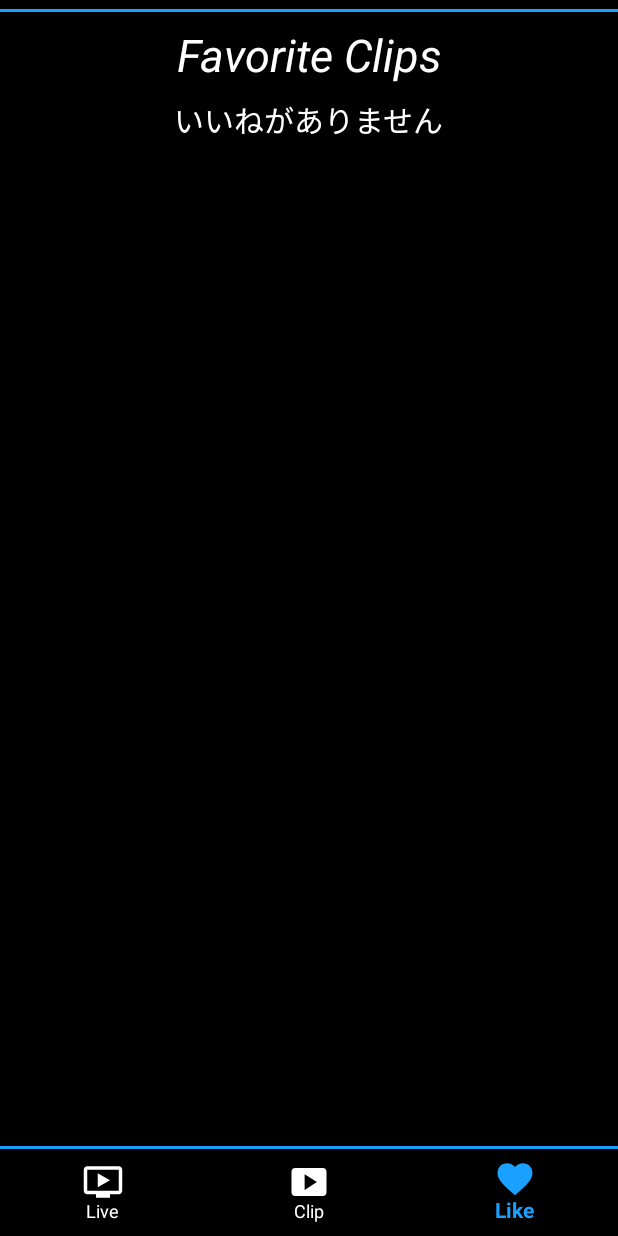
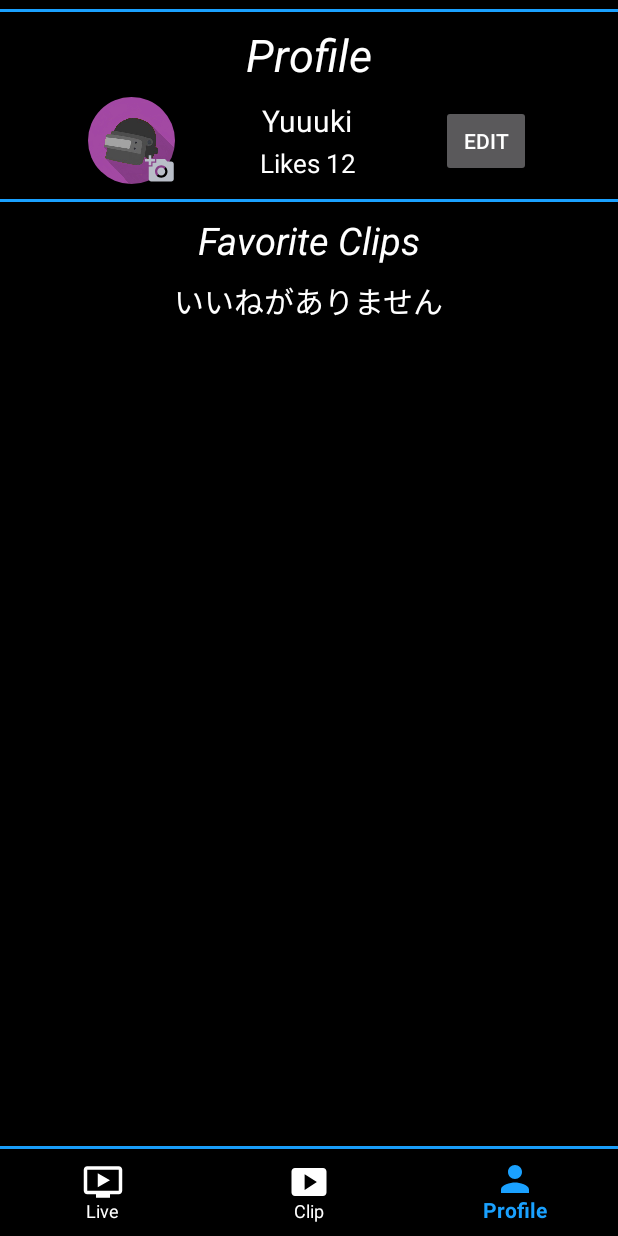
Before and after one commit to rikuyu/TwitchApp, an Android app: the FavoriteFragment screen opened through its navigation route, on a phone screen of 412 x 824 dp. Run offline under Robolectric (Android 15) with nearby library versions, the phone set to English and light mode, and no system bars; our stand-ins replace Room's generated code, navigation-ui; pictures from the network do not load; 3 statements that could not run were skipped.

Commit message:
プロフィールのレイアウトの作成

```diff
--- a/app/src/main/java/com/example/twitchapp/ui/fragments/FavoriteFragment.kt
+++ b/app/src/main/java/com/example/twitchapp/ui/fragments/FavoriteFragment.kt
@@ -1,12 +1,14 @@
 package com.example.twitchapp.ui.fragments
 
 import android.content.Intent
+import android.graphics.Outline
 import android.net.Uri
 import android.os.Bundle
 import androidx.fragment.app.Fragment
 import android.view.LayoutInflater
 import android.view.View
 import android.view.ViewGroup
+import android.view.ViewOutlineProvider
 import androidx.lifecycle.Observer
 import androidx.recyclerview.widget.LinearLayoutManager
 import com.example.twitchapp.R
@@ -37,6 +39,10 @@ class FavoriteFragment : Fragment(R.layout.fragment_favorite) {
 
     override fun onViewCreated(view: View, savedInstanceState: Bundle?) {
         super.onViewCreated(view, savedInstanceState)
+
+        // 左上のゲームアイコンを円形にする
+        binding.avatarImg.outlineProvider = clipOutlineProvider
+        binding.avatarImg.clipToOutline = true
 
         mainViewModel = (activity as MainActivity).mainViewModel
         mainViewModel.getFavoriteClips()
@@ -78,6 +84,17 @@ class FavoriteFragment : Fragment(R.layout.fragment_favorite) {
         _binding = null
     }
 
+    // 左上のゲームアイコンを円形にする
+    private val clipOutlineProvider = object : ViewOutlineProvider() {
+        override fun getOutline(view: View, outline: Outline) {
+            outline.setOval(
+                0,
+                0,
+                view.width,
+                view.height
+            )
+        }
+    }
     private fun setupRecyclerView(){
         favoriteAdapter = FavoriteAdapter(requireContext())
         binding.favoriteRecyclerView.layoutManager =
--- /dev/null
+++ b/app/src/main/res/drawable/ic_change_avatar.xml
@@ -0,0 +1,5 @@
+<vector android:height="24dp" android:tint="#B9BEC8"
+    android:viewportHeight="24" android:viewportWidth="24"
+    android:width="24dp" xmlns:android="http://schemas.android.com/apk/res/android">
+    <path android:fillColor="@android:color/white" android:pathData="M3,4V1h2v3h3v2H5v3H3V6H0V4H3zM6,10V7h3V4h7l1.83,2H21c1.1,0 2,0.9 2,2v12c0,1.1 -0.9,2 -2,2H5c-1.1,0 -2,-0.9 -2,-2V10H6zM13,19c2.76,0 5,-2.24 5,-5s-2.24,-5 -5,-5s-5,2.24 -5,5S10.24,19 13,19zM9.8,14c0,1.77 1.43,3.2 3.2,3.2s3.2,-1.43 3.2,-3.2s-1.43,-3.2 -3.2,-3.2S9.8,12.23 9.8,14z"/>
+</vector>
--- /dev/null
+++ b/app/src/main/res/drawable/ic_edit_name.xml
@@ -0,0 +1,5 @@
+<vector android:height="24dp" android:tint="#B9BEC8"
+    android:viewportHeight="24" android:viewportWidth="24"
+    android:width="24dp" xmlns:android="http://schemas.android.com/apk/res/android">
+    <path android:fillColor="@android:color/white" android:pathData="M22,24H2v-4h20V24zM13.06,5.19l3.75,3.75L7.75,18H4v-3.75L13.06,5.19zM17.88,7.87l-3.75,-3.75l1.83,-1.83c0.39,-0.39 1.02,-0.39 1.41,0l2.34,2.34c0.39,0.39 0.39,1.02 0,1.41L17.88,7.87z"/>
+</vector>
--- /dev/null
+++ b/app/src/main/res/drawable/ic_profile.xml
@@ -0,0 +1,5 @@
+<vector android:height="24dp" android:tint="#B9BEC8"
+    android:viewportHeight="24" android:viewportWidth="24"
+    android:width="24dp" xmlns:android="http://schemas.android.com/apk/res/android">
+    <path android:fillColor="@android:color/white" android:pathData="M12,12c2.21,0 4,-1.79 4,-4s-1.79,-4 -4,-4 -4,1.79 -4,4 1.79,4 4,4zM12,14c-2.67,0 -8,1.34 -8,4v2h16v-2c0,-2.66 -5.33,-4 -8,-4z"/>
+</vector>
--- a/app/src/main/res/layout/fragment_clip.xml
+++ b/app/src/main/res/layout/fragment_clip.xml
@@ -23,7 +23,7 @@
             android:id="@+id/menu_game"
             android:layout_width="fill_parent"
             android:layout_height="wrap_content"
-            app:layout_constraintBottom_toTopOf="@+id/midium_line"
+            app:layout_constraintBottom_toTopOf="@+id/medium_line"
             app:layout_constraintLeft_toLeftOf="parent"
             app:layout_constraintTop_toBottomOf="@+id/top_line">
 
@@ -174,7 +174,7 @@
         </HorizontalScrollView>
 
         <View
-            android:id="@+id/midium_line"
+            android:id="@+id/medium_line"
             android:layout_width="fill_parent"
             android:layout_height="2dp"
             android:layout_marginTop="6dp"
@@ -188,13 +188,13 @@
             android:layout_width="wrap_content"
             android:layout_height="wrap_content"
             android:layout_marginTop="8dp"
-            android:text="Popular Clips"
+            android:text="@string/clip_fragment_title"
             android:textColor="@color/white"
             android:textSize="30sp"
             android:textStyle="italic"
             app:layout_constraintLeft_toLeftOf="parent"
             app:layout_constraintRight_toRightOf="parent"
-            app:layout_constraintTop_toBottomOf="@+id/midium_line" />
+            app:layout_constraintTop_toBottomOf="@+id/medium_line" />
 
         <androidx.recyclerview.widget.RecyclerView
             android:id="@+id/clip_recycler_view"
--- a/app/src/main/res/layout/fragment_favorite.xml
+++ b/app/src/main/res/layout/fragment_favorite.xml
@@ -11,7 +11,7 @@
         android:layout_height="match_parent">
 
         <View
-            android:id="@+id/midium_line"
+            android:id="@+id/top_line"
             android:layout_width="fill_parent"
             android:layout_height="2dp"
             android:layout_marginTop="6dp"
@@ -21,17 +21,95 @@
             app:layout_constraintTop_toTopOf="parent" />
 
         <TextView
+            android:id="@+id/profile_title"
+            android:layout_width="wrap_content"
+            android:layout_height="wrap_content"
+            android:layout_marginTop="8dp"
+            android:text="@string/profile_title"
+            android:textColor="@color/white"
+            android:textSize="30sp"
+            android:textStyle="italic"
+            app:layout_constraintLeft_toLeftOf="parent"
+            app:layout_constraintRight_toRightOf="parent"
+            app:layout_constraintTop_toBottomOf="@+id/top_line" />
+
+        <ImageView
+            android:id="@+id/avatar_img"
+            android:layout_width="58dp"
+            android:layout_height="58dp"
+            android:layout_marginTop="8dp"
+            android:contentDescription="@string/image_desc"
+            android:src="@drawable/avatar"
+            app:layout_constraintLeft_toLeftOf="parent"
+            app:layout_constraintRight_toLeftOf="@id/my_name"
+            app:layout_constraintTop_toBottomOf="@+id/profile_title" />
+
+        <ImageView
+            android:id="@+id/edit_avater"
+            android:layout_width="20dp"
+            android:layout_height="20dp"
+            android:layout_marginLeft="8dp"
+            android:contentDescription="@string/image_desc"
+            android:src="@drawable/ic_change_avatar"
+            app:layout_constraintBottom_toBottomOf="@+id/avatar_img"
+            app:layout_constraintRight_toRightOf="@+id/avatar_img" />
+
+        <TextView
+            android:id="@+id/my_name"
+            android:layout_width="wrap_content"
+            android:layout_height="wrap_content"
+            android:text="Yuuuki"
+            android:textColor="@color/white"
+            android:textSize="20sp"
+            app:layout_constraintBottom_toTopOf="@+id/num_likes"
+            app:layout_constraintLeft_toRightOf="@+id/avatar_img"
+            app:layout_constraintRight_toLeftOf="@+id/btn_edit"
+            app:layout_constraintTop_toTopOf="@+id/avatar_img" />
+
+        <TextView
+            android:id="@+id/num_likes"
+            android:layout_width="wrap_content"
+            android:layout_height="wrap_content"
+            android:text="Likes 12"
+            android:textColor="@color/white"
+            android:textSize="17sp"
+            app:layout_constraintBottom_toBottomOf="@+id/avatar_img"
+            app:layout_constraintLeft_toRightOf="@+id/avatar_img"
+            app:layout_constraintRight_toLeftOf="@+id/btn_edit"
+            app:layout_constraintTop_toBottomOf="@+id/my_name" />
+
+        <Button
+            android:layout_width="60dp"
+            android:layout_height="wrap_content"
+            android:text="edit"
+            android:id="@+id/btn_edit"
+            app:layout_constraintRight_toRightOf="parent"
+            app:layout_constraintTop_toTopOf="@+id/avatar_img"
+            app:layout_constraintBottom_toBottomOf="@+id/avatar_img"
+            app:layout_constraintLeft_toRightOf="@+id/my_name"
+            />
+
+        <View
+            android:id="@+id/medium_line"
+            android:layout_width="fill_parent"
+            android:layout_height="2dp"
+            android:layout_marginTop="10dp"
+            android:background="@color/theme"
+            app:layout_constraintLeft_toLeftOf="parent"
+            app:layout_constraintTop_toBottomOf="@+id/avatar_img" />
+
+        <TextView
             android:id="@+id/favorite_title"
             android:layout_width="wrap_content"
             android:layout_height="wrap_content"
             android:layout_marginTop="8dp"
             android:text="@string/favorite_fragment_title"
             android:textColor="@color/white"
-            android:textSize="30sp"
+            android:textSize="25sp"
             android:textStyle="italic"
             app:layout_constraintLeft_toLeftOf="parent"
             app:layout_constraintRight_toRightOf="parent"
-            app:layout_constraintTop_toBottomOf="@+id/midium_line" />
+            app:layout_constraintTop_toBottomOf="@+id/medium_line" />
 
         <TextView
             android:id="@+id/empty_mag"
@@ -51,8 +129,7 @@
             android:layout_width="match_parent"
             android:layout_height="wrap_content"
             app:layout_constraintLeft_toLeftOf="parent"
-            app:layout_constraintTop_toBottomOf="@+id/favorite_title"
-            />
+            app:layout_constraintTop_toBottomOf="@+id/favorite_title" />
 
         <ProgressBar
             android:id="@+id/progressbar"
--- a/app/src/main/res/layout/fragment_stream.xml
+++ b/app/src/main/res/layout/fragment_stream.xml
@@ -23,7 +23,7 @@
             android:id="@+id/menu_game"
             android:layout_width="fill_parent"
             android:layout_height="wrap_content"
-            app:layout_constraintBottom_toTopOf="@+id/midium_line"
+            app:layout_constraintBottom_toTopOf="@+id/medium_line"
             app:layout_constraintLeft_toLeftOf="parent"
             app:layout_constraintTop_toBottomOf="@+id/top_line">
 
@@ -174,7 +174,7 @@
         </HorizontalScrollView>
 
         <View
-            android:id="@+id/midium_line"
+            android:id="@+id/medium_line"
             android:layout_width="fill_parent"
             android:layout_height="2dp"
             android:layout_marginTop="6dp"
@@ -194,7 +194,7 @@
             android:textStyle="italic"
             app:layout_constraintLeft_toLeftOf="parent"
             app:layout_constraintRight_toRightOf="parent"
-            app:layout_constraintTop_toBottomOf="@+id/midium_line" />
+            app:layout_constraintTop_toBottomOf="@+id/medium_line" />
 
         <androidx.swiperefreshlayout.widget.SwipeRefreshLayout
             android:id="@+id/swipe_refresh"
--- a/app/src/main/res/menu/bottom_menu.xml
+++ b/app/src/main/res/menu/bottom_menu.xml
@@ -13,7 +13,7 @@
 
     <item
         android:id="@+id/favorite"
-        android:icon="@drawable/ic_favorite"
-        android:title="@string/menu_favorite_title" />
+        android:icon="@drawable/ic_profile"
+        android:title="@string/menu_profile_title" />
 
 </menu>
--- a/app/src/main/res/values/strings.xml
+++ b/app/src/main/res/values/strings.xml
@@ -4,9 +4,11 @@
     <string name="hello_blank_fragment">Hello blank fragment</string>
     <string name="image_desc">画像がありません</string>
     <string name="stream_fragment_title">Live Stream</string>
+    <string name="profile_title">Profile</string>
     <string name="favorite_fragment_title">Favorite Clips</string>
+    <string name="clip_fragment_title">Popular Clips</string>
     <string name="nothing_favo">いいねがありません</string>
     <string name="menu_stream_title">Live</string>
-    <string name="menu_favorite_title">Like</string>
+    <string name="menu_profile_title">Profile</string>
     <string name="menu_clip_title">Clip</string>
 </resources>
```
Also changed, not shown: app/src/main/res/drawable/avatar.jpg (added).
